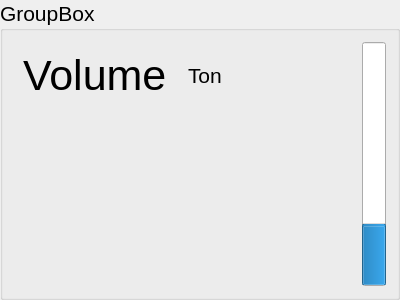
Qt form server/watertowerwidget.ui (xlongfeng/home-security) before a commit.
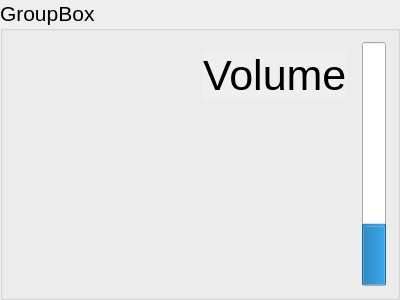
The same form after that commit. Custom widgets are drawn as their Qt base class.

Commit message: avatar widget

What changed in the file:
```diff
--- a/server/watertowerwidget.ui
+++ b/server/watertowerwidget.ui
@@ -23,10 +23,23 @@
   </property>
   <layout class="QHBoxLayout" name="horizontalLayout">
    <item>
-    <widget class="AvatarWidget" name="avatarWidget" native="true">
+    <widget class="AvatarWidget" name="avatarWidget">
      <layout class="QVBoxLayout" name="verticalLayout">
       <item>
        <layout class="QHBoxLayout" name="infoLayout">
+        <item>
+         <spacer name="horizontalSpacer">
+          <property name="orientation">
+           <enum>Qt::Horizontal</enum>
+          </property>
+          <property name="sizeHint" stdset="0">
+           <size>
+            <width>40</width>
+            <height>20</height>
+           </size>
+          </property>
+         </spacer>
+        </item>
         <item>
          <widget class="QLabel" name="volumeLabel">
           <property name="font">
@@ -34,18 +47,14 @@
             <pointsize>32</pointsize>
            </font>
           </property>
+          <property name="autoFillBackground">
+           <bool>true</bool>
+          </property>
           <property name="text">
            <string>Volume</string>
           </property>
          </widget>
         </item>
-        <item>
-         <widget class="QLabel" name="unitLabel">
-          <property name="text">
-           <string>Ton</string>
-          </property>
-         </widget>
-        </item>
        </layout>
       </item>
       <item>
@@ -91,7 +100,7 @@
  <customwidgets>
   <customwidget>
    <class>AvatarWidget</class>
-   <extends>QWidget</extends>
+   <extends>QLabel</extends>
    <header>avatarwidget.h</header>
    <container>1</container>
   </customwidget>
```
Left out of the diff: 1 changed line with no effect on the pictures. The commit also changes 5 other files.
